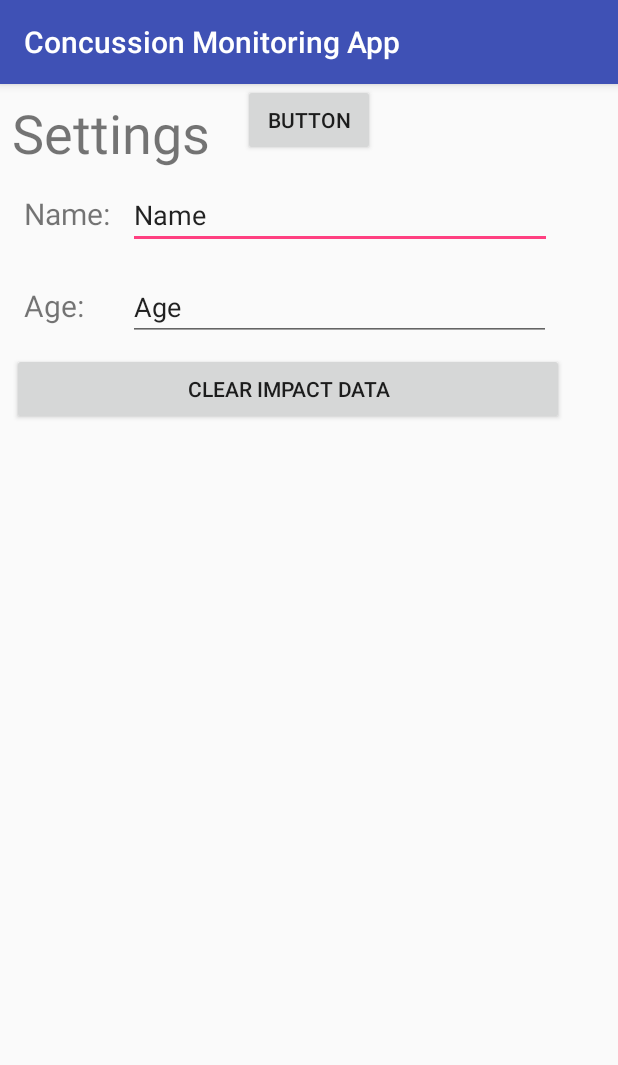
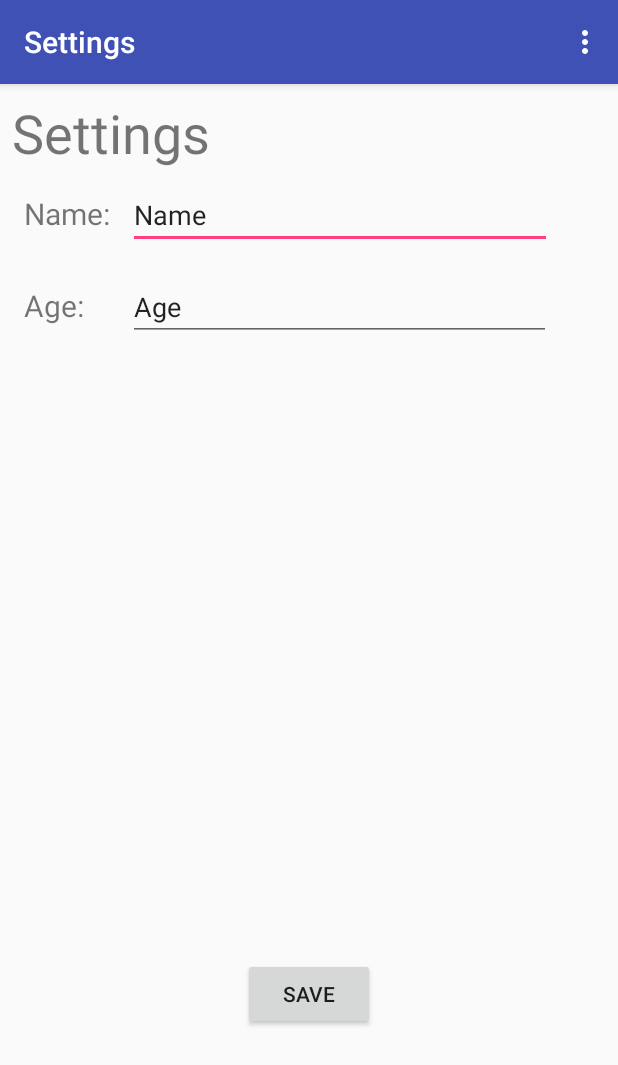
Before and after one commit to HirdrWit/MobileHealthFinal, an Android app: the settings screen opened directly, with no data from a screen before it, on a phone screen of 412 x 824 dp. Shown: the top 1065 px of the screen. Run offline under Robolectric (Android 15) with nearby library versions, the phone set to English and light mode, and no system bars.

Commit message:
added settings name and age change functionality

```diff
--- a/FinalProject/app/src/main/java/edu/wit/mobileapp/finalproject/MainActivity.java
+++ b/FinalProject/app/src/main/java/edu/wit/mobileapp/finalproject/MainActivity.java
@@ -1,13 +1,55 @@
 package edu.wit.mobileapp.finalproject;
 
+import android.content.Intent;
 import android.support.v7.app.AppCompatActivity;
 import android.os.Bundle;
+import android.view.Menu;
+import android.view.View;
+import android.widget.Button;
+import android.widget.TextView;
+
+import org.w3c.dom.Text;
 
 public class MainActivity extends AppCompatActivity {
-
+TextView name;
+TextView age;
+Button btn;
     @Override
     protected void onCreate(Bundle savedInstanceState) {
         super.onCreate(savedInstanceState);
         setContentView(R.layout.activity_main);
+
+        name = (TextView) findViewById(R.id.nameDataTextView);
+        age = (TextView) findViewById(R.id.ageDataTextView);
+        btn = (Button) findViewById(R.id.settings);
+
+        btn.setOnClickListener(new View.OnClickListener() {
+            @Override
+            public void onClick(View arg0) {
+                Intent intent=new Intent(MainActivity.this,settings.class);
+                startActivityForResult(intent, 2);// Activity is started with requestCode 2
+            }
+        });
+
     }
+    @Override
+    protected void onActivityResult(int requestCode, int resultCode, Intent data)
+    {
+        super.onActivityResult(requestCode, resultCode, data);
+        // check if the request code is same as what is passed  here it is 2
+        if(requestCode==2)
+        {
+            String nameMessage=data.getStringExtra("nMess");
+            name.setText(nameMessage);
+            String ageMessage=data.getStringExtra("aMess");
+            age.setText(ageMessage);
+        }
+    }
+    @Override
+    public boolean onCreateOptionsMenu(Menu menu) {
+        // Inflate the menu; this adds items to the action bar if it is present.
+        getMenuInflater().inflate(R.menu.main, menu);
+        return true;
+    }
+
 }
--- a/FinalProject/app/src/main/java/edu/wit/mobileapp/finalproject/settings.java
+++ b/FinalProject/app/src/main/java/edu/wit/mobileapp/finalproject/settings.java
@@ -1,13 +1,41 @@
 package edu.wit.mobileapp.finalproject;
 
+import android.content.Intent;
 import android.support.v7.app.AppCompatActivity;
 import android.os.Bundle;
+import android.view.Menu;
+import android.view.View;
+import android.widget.Button;
+import android.widget.EditText;
 
-public class settings extends AppCompatActivity {
-
+public class settings extends MainActivity {
+    Button save;
+    EditText name;
+    EditText age;
     @Override
     protected void onCreate(Bundle savedInstanceState) {
         super.onCreate(savedInstanceState);
         setContentView(R.layout.activity_settings);
+        name=(EditText)findViewById(R.id.namePlainText);
+        age=(EditText)findViewById(R.id.agePlainText);
+        save=(Button)findViewById(R.id.button_save);
+        save.setOnClickListener(new View.OnClickListener() {
+            @Override
+            public void onClick(View arg0) {
+                String nameMessage=name.getText().toString();
+                String ageMessage=age.getText().toString();
+                Intent intent=new Intent();
+                intent.putExtra("nMess",nameMessage);
+                intent.putExtra("aMess",ageMessage);
+                setResult(2,intent);
+                finish();//finishing activity
+            }
+        });
+    }
+    @Override
+    public boolean onCreateOptionsMenu(Menu menu) {
+        // Inflate the menu; this adds items to the action bar if it is present.
+        getMenuInflater().inflate(R.menu.second, menu);
+        return true;
     }
 }
--- a/FinalProject/app/src/main/res/layout/activity_settings.xml
+++ b/FinalProject/app/src/main/res/layout/activity_settings.xml
@@ -7,19 +7,17 @@
     tools:context=".settings">
 
     <LinearLayout
+        android:id="@+id/linearLayout3"
         android:layout_width="368dp"
         android:layout_height="437dp"
-        android:layout_marginBottom="8dp"
         android:layout_marginEnd="8dp"
         android:layout_marginStart="8dp"
         android:layout_marginTop="8dp"
         android:orientation="vertical"
-        app:layout_constraintBottom_toBottomOf="parent"
         app:layout_constraintEnd_toEndOf="parent"
         app:layout_constraintHorizontal_bias="0.0"
         app:layout_constraintStart_toStartOf="parent"
-        app:layout_constraintTop_toTopOf="parent"
-        app:layout_constraintVertical_bias="0.0">
+        app:layout_constraintTop_toTopOf="parent">
 
         <TextView
             android:id="@+id/settings"
@@ -83,11 +81,7 @@
 
         </LinearLayout>
 
-        <Button
-            android:id="@+id/button_clearImpactData"
-            android:layout_width="match_parent"
-            android:layout_height="wrap_content"
-            android:text="@string/string_clear_data" />
+
 
 
     </LinearLayout>
@@ -96,8 +90,11 @@
         android:id="@+id/button_save"
         android:layout_width="wrap_content"
         android:layout_height="wrap_content"
-        android:text="Button"
+        android:layout_marginBottom="8dp"
+        android:layout_marginTop="8dp"
+        android:text="@string/string_save"
+        app:layout_constraintBottom_toBottomOf="parent"
         app:layout_constraintEnd_toEndOf="parent"
         app:layout_constraintStart_toStartOf="parent"
-        tools:layout_editor_absoluteY="480dp" />
+        app:layout_constraintTop_toBottomOf="@+id/linearLayout3" />
 </android.support.constraint.ConstraintLayout>
--- /dev/null
+++ b/FinalProject/app/src/main/res/menu/main.xml
@@ -0,0 +1,10 @@
+<menu xmlns:app="http://schemas.android.com/apk/res-auto"
+    xmlns:android="http://schemas.android.com/apk/res/android" >
+
+    <item
+        android:id="@+id/action_settings"
+        android:orderInCategory="100"
+        android:title="@string/string_settings"
+        app:showAsAction="never" />
+
+</menu>
--- /dev/null
+++ b/FinalProject/app/src/main/res/menu/second.xml
@@ -0,0 +1,10 @@
+<menu xmlns:app="http://schemas.android.com/apk/res-auto"
+    xmlns:android="http://schemas.android.com/apk/res/android" >
+
+    <item
+        android:id="@+id/action_settings"
+        android:orderInCategory="100"
+        android:title="@string/string_settings"
+        app:showAsAction="never" />
+
+</menu>
--- a/FinalProject/app/src/main/res/values/strings.xml
+++ b/FinalProject/app/src/main/res/values/strings.xml
@@ -2,6 +2,7 @@
     <string name="app_name">Concussion Monitoring App</string>
     <string name="string_name">Name: </string>
     <string name="string_age">Age: </string>
+    <string name="string_save">Save</string>
     <string name="string_name_data">Sample Name </string>
     <string name="string_age_data">00 </string>
     <string name="string_data">Impact Data </string>
@@ -12,5 +13,4 @@
     <string name="string_settings">Settings</string>
     <string name="string_view_data">View Data</string>
     <string name="string_clear_data">Clear Impact Data</string>
-    <string name="string_save">Save</string>
 </resources>
```
Also changed, not shown: FinalProject/app/src/main/AndroidManifest.xml (+6 -1 lines), FinalProject/app/src/main/res/layout/activity_main.xml (+18 -6 lines).
